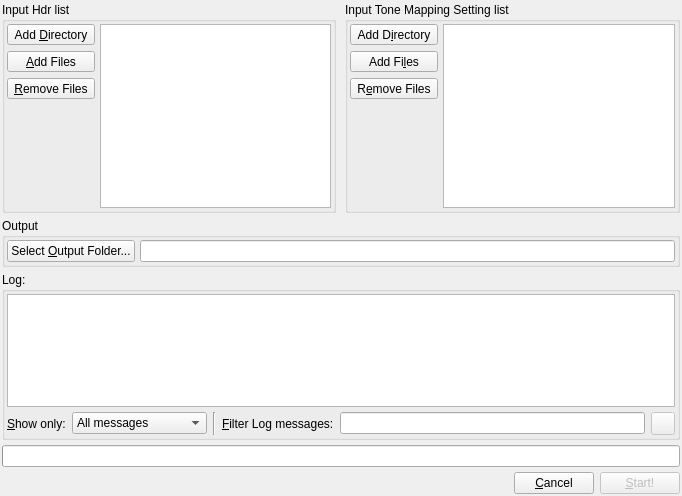
The window that forms/batch_dialog.ui (LuminanceHDR/LuminanceHDR) describes before a commit, drawn with Qt 5.
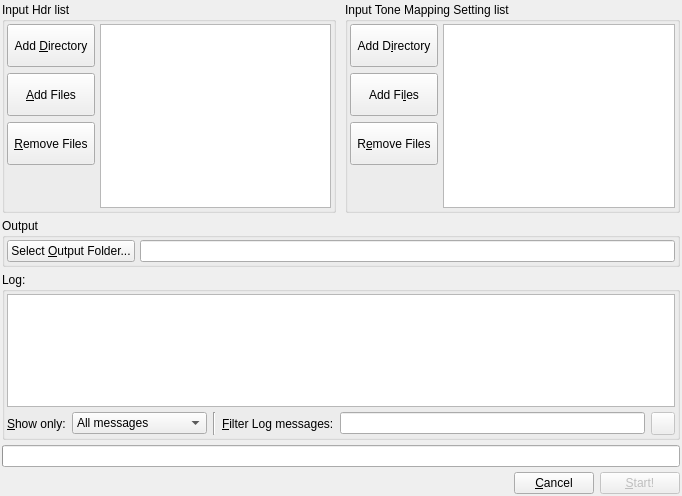
The same window after the commit. Icons and pictures are not drawn.

Commit message: StackedWidget in TMO dialog

```diff
--- a/forms/batch_dialog.ui
+++ b/forms/batch_dialog.ui
@@ -53,9 +53,7 @@
           <item>
            <widget class="QToolButton" name="add_dir_HDRs_Button" >
             <property name="sizePolicy" >
-             <sizepolicy>
-              <hsizetype>5</hsizetype>
-              <vsizetype>0</vsizetype>
+             <sizepolicy vsizetype="MinimumExpanding" hsizetype="Preferred" >
               <horstretch>0</horstretch>
               <verstretch>0</verstretch>
              </sizepolicy>
@@ -77,9 +75,7 @@
           <item>
            <widget class="QToolButton" name="add_HDRs_Button" >
             <property name="sizePolicy" >
-             <sizepolicy>
-              <hsizetype>5</hsizetype>
-              <vsizetype>0</vsizetype>
+             <sizepolicy vsizetype="MinimumExpanding" hsizetype="Preferred" >
               <horstretch>0</horstretch>
               <verstretch>0</verstretch>
              </sizepolicy>
@@ -101,9 +97,7 @@
           <item>
            <widget class="QToolButton" name="remove_HDRs_Button" >
             <property name="sizePolicy" >
-             <sizepolicy>
-              <hsizetype>5</hsizetype>
-              <vsizetype>0</vsizetype>
+             <sizepolicy vsizetype="MinimumExpanding" hsizetype="Preferred" >
               <horstretch>0</horstretch>
               <verstretch>0</verstretch>
              </sizepolicy>
@@ -176,9 +170,7 @@
           <item>
            <widget class="QToolButton" name="add_dir_TMopts_Button" >
             <property name="sizePolicy" >
-             <sizepolicy>
-              <hsizetype>5</hsizetype>
-              <vsizetype>0</vsizetype>
+             <sizepolicy vsizetype="MinimumExpanding" hsizetype="Preferred" >
               <horstretch>0</horstretch>
               <verstretch>0</verstretch>
              </sizepolicy>
@@ -200,9 +192,7 @@
           <item>
            <widget class="QToolButton" name="add_TMopts_Button" >
             <property name="sizePolicy" >
-             <sizepolicy>
-              <hsizetype>5</hsizetype>
-              <vsizetype>0</vsizetype>
+             <sizepolicy vsizetype="MinimumExpanding" hsizetype="Preferred" >
               <horstretch>0</horstretch>
               <verstretch>0</verstretch>
              </sizepolicy>
@@ -224,9 +214,7 @@
           <item>
            <widget class="QToolButton" name="remove_TMOpts_Button" >
             <property name="sizePolicy" >
-             <sizepolicy>
-              <hsizetype>5</hsizetype>
-              <vsizetype>0</vsizetype>
+             <sizepolicy vsizetype="MinimumExpanding" hsizetype="Preferred" >
               <horstretch>0</horstretch>
               <verstretch>0</verstretch>
              </sizepolicy>
```
Left out of the diff: 94 changed lines with no effect on the pictures. The commit also changes 4 other files.
